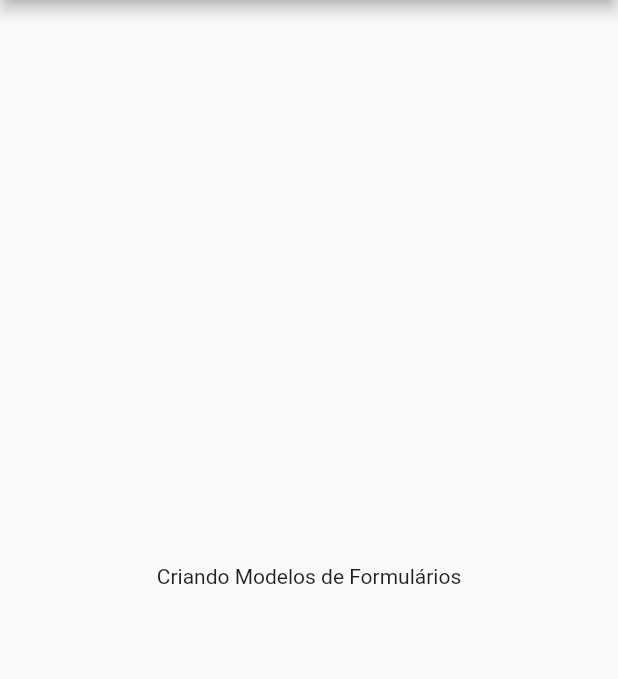
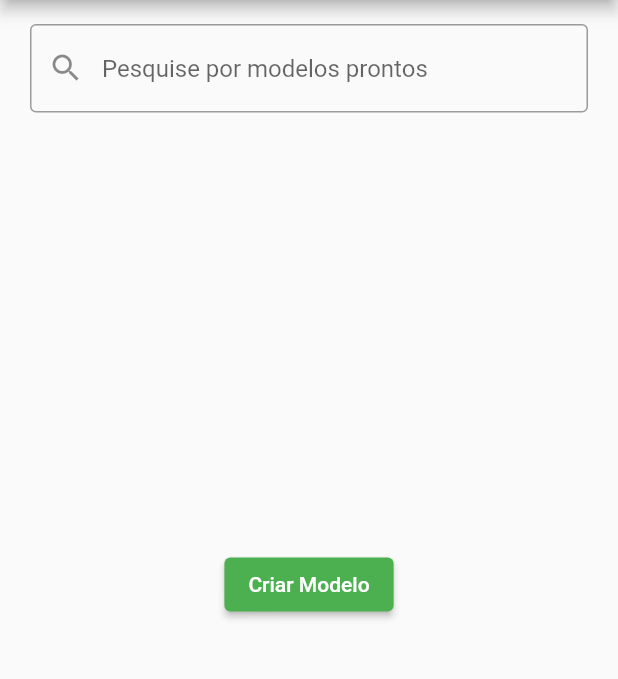
Before and after one commit to ggarber42/tcc-collect-app, a Flutter app: the CreateModelsScreen screen opened directly, on a phone screen of 412 x 824 dp, the part 84-763 px from its top. Run offline on Flutter 3.47's test engine with Material 2 defaults, Android fonts, the phone set to English and light mode, and no system bars.

Commit message:
feat(ui): add screen elements

```diff
--- a/lib/screens/create_models_screen.dart
+++ b/lib/screens/create_models_screen.dart
@@ -1,18 +1,45 @@
+import 'package:collect_app/screens/add_models_widgets_screen.dart';
 import 'package:flutter/material.dart';
 
 import '../widgets/main_bar.dart';
 import '../widgets/main_drawer.dart';
 
 class CreateModelsScreen extends StatelessWidget {
-
   @override
   Widget build(BuildContext context) {
-     return Scaffold(
+    double appHeight = MediaQuery.of(context).size.height;
+    return Scaffold(
       appBar: MainBar(),
       body: Center(
         child: Column(
-          mainAxisAlignment: MainAxisAlignment.center,
-          children: [Text('Criando Modelos de Formulários')],
+          crossAxisAlignment: CrossAxisAlignment.start,
+          children: [
+            const Padding(
+              padding: EdgeInsets.symmetric(horizontal: 20, vertical: 16),
+              child: TextField(
+                decoration: InputDecoration(
+                  prefixIcon: Icon(Icons.search),
+                  border: OutlineInputBorder(),
+                  hintText: 'Pesquise por modelos prontos',
+                ),
+              ),
+            ),
+            SizedBox(height: appHeight / 3),
+            Container(
+              child: Center(
+                child: ElevatedButton(
+                  onPressed: () {
+                    Navigator.push(
+                      context,
+                      MaterialPageRoute(
+                          builder: (_) => AddModelsWidgetScreen()),
+                    );
+                  },
+                  child: Text('Criar Modelo'),
+                ),
+              ),
+            )
+          ],
         ),
       ),
       drawer: MainDrawer(),
```
